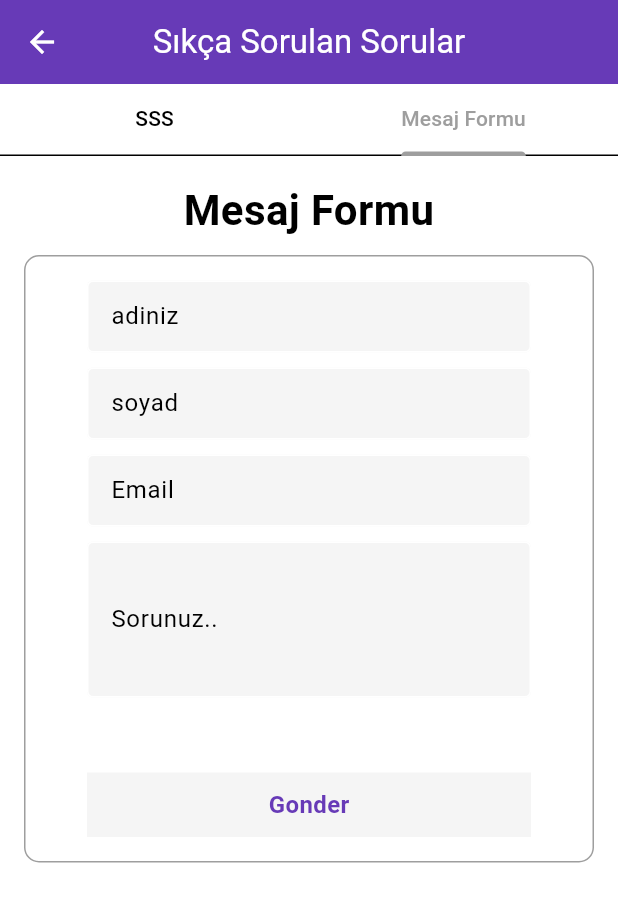
After one commit to emredagyunus/EYA-Bitirme-Projesi, a Flutter app: the FAQPage screen opened directly, tab 2 chosen, on a phone screen of 412 x 824 dp. The commit adds this screen. Shown: the top 902 px of the screen. Run offline on Flutter 3.47's test engine with Material 3 defaults, Android fonts, the phone set to English and light mode, and no system bars; our stand-ins replace animated_bottom_navigation_bar, carousel_slider, cloud_firestore, firebase_auth, firebase_core, firebase_storage and 7 more; accounts and stored records are empty.

Commit message:
update
sss page ve bazi duzeltmeler

```diff
--- a/flutter_application_1/lib/companents/my_textfield.dart
+++ b/flutter_application_1/lib/companents/my_textfield.dart
@@ -47,6 +47,8 @@ class MyTextField extends StatelessWidget {
           ),
           hintText: hintText,
           hintStyle: TextStyle(color: Theme.of(context).colorScheme.primary),
+          labelText: hintText,
+
         ),
         textAlign: textAlign ?? TextAlign.start,
       ),
--- a/flutter_application_1/lib/pages/home_page.dart
+++ b/flutter_application_1/lib/pages/home_page.dart
@@ -1,3 +1,4 @@
+
 import 'package:flutter/material.dart';
 import 'package:cloud_firestore/cloud_firestore.dart';
 import 'package:flutter_application_1/companents/constants.dart';
@@ -5,7 +6,6 @@ import 'package:flutter_application_1/companents/my_image_box.dart';
 import 'package:flutter_application_1/companents/my_drawer.dart';
 import 'package:flutter_application_1/models/complaint.dart';
 import 'package:flutter_application_1/pages/complaint_detay.dart';
-
 
 class HomePage extends StatefulWidget {
   const HomePage({Key? key});
--- a/flutter_application_1/lib/pages/sikayet_3.dart
+++ b/flutter_application_1/lib/pages/sikayet_3.dart
@@ -61,8 +61,8 @@ class _MyLocationPageState extends State<MyLocationPage> {
           'mahalle': mahalle,
           'sokak': sokak,
           'timestamp': FieldValue.serverTimestamp(),
+          'favoritesCount': 0,
         });
-
         // ignore: unused_local_variable
         String docId = docRef.id;
 
--- /dev/null
+++ b/flutter_application_1/lib/pages/sss_page.dart
@@ -0,0 +1,146 @@
+import 'package:flutter/material.dart';
+import 'package:flutter_application_1/companents/my_button.dart';
+import 'package:flutter_application_1/companents/my_textfield.dart';
+
+class FAQPage extends StatefulWidget {
+  @override
+  _FAQPageState createState() => _FAQPageState();
+}
+
+class _FAQPageState extends State<FAQPage> with SingleTickerProviderStateMixin {
+  late TabController _tabController;
+
+  @override
+  void initState() {
+    super.initState();
+    _tabController = TabController(length: 2, vsync: this);
+  }
+
+  @override
+  Widget build(BuildContext context) {
+    return Scaffold(
+      appBar: AppBar(
+        title: Text(
+          'Sıkça Sorulan Sorular',
+          style: TextStyle(color: Colors.white),
+        ),
+        backgroundColor: Colors.deepPurple,
+        iconTheme: IconThemeData(color: Colors.white),
+        centerTitle: true,
+      ),
+      body: Column(
+        crossAxisAlignment: CrossAxisAlignment.stretch,
+        children: [
+          TabBar(
+            controller: _tabController,
+            tabs: [
+              Tab(text: 'SSS'),
+              Tab(text: 'Mesaj Formu'),
+            ],
+          ),
+          Expanded(
+            child: TabBarView(
+              controller: _tabController,
+              children: [
+                FAQSection(),
+                FeedbackForm(),
+              ],
+            ),
+          ),
+        ],
+      ),
+    );
+  }
+}
+
+class FAQSection extends StatelessWidget {
+  @override
+  Widget build(BuildContext context) {
+    return SingleChildScrollView(
+      child: Column(
+        crossAxisAlignment: CrossAxisAlignment.stretch,
+        children: <Widget>[
+          SizedBox(height: 30),
+          ExpansionTile(
+            title: Text('Sorulacak Soru 1'),
+            children: <Widget>[
+              ListTile(
+                title: Text('Cevabı 1'),
+              ),
+            ],
+          ),
+          ExpansionTile(
+            title: Text('Sorulacak Soru 2'),
+            children: <Widget>[
+              ListTile(
+                title: Text('Cevabı 2'),
+              ),
+            ],
+          ),
+        ],
+      ),
+    );
+  }
+}
+
+class FeedbackForm extends StatelessWidget {
+  @override
+  Widget build(BuildContext context) {
+    return Padding(
+      padding: EdgeInsets.all(16.0),
+      child: Column(
+        crossAxisAlignment: CrossAxisAlignment.stretch,
+        children: <Widget>[
+          Text(
+            'Mesaj Formu',
+            style: TextStyle(fontSize: 28, fontWeight: FontWeight.bold),
+            textAlign: TextAlign.center,
+          ),
+          SizedBox(height: 10),
+          Container(
+            padding: EdgeInsets.all(16.0),
+            decoration: BoxDecoration(
+              border: Border.all(color: Colors.grey),
+              borderRadius: BorderRadius.circular(10.0),
+            ),
+            child: Column(
+              crossAxisAlignment: CrossAxisAlignment.stretch,
+              children: <Widget>[
+                MyTextField(
+                  controller: TextEditingController(),
+                  hintText: 'adiniz',
+                  obscureText: false,
+                  icon: Icon(Icons.person),
+                ),
+                SizedBox(height: 10),
+                MyTextField(
+                  controller: TextEditingController(),
+                  hintText: 'soyad',
+                  obscureText: false,
+                  icon: Icon(Icons.person),
+                ),
+                SizedBox(height: 10),
+                MyTextField(
+                  controller: TextEditingController(),
+                  hintText: 'Email',
+                  obscureText: false,
+                  icon: Icon(Icons.person),
+                ),
+                SizedBox(height: 10),
+                MyTextField(
+                  controller: TextEditingController(),
+                  hintText: 'Sorunuz..',
+                  obscureText: false,
+                  maxLines: 4,
+                  icon: Icon(Icons.person),
+                ),
+                SizedBox(height: 50),
+                MyButton(text: "Gonder")
+              ],
+            ),
+          ),
+        ],
+      ),
+    );
+  }
+}
```
Also changed, not shown: flutter_application_1/lib/companents/my_drawer.dart (+11 -2 lines), flutter_application_1/lib/models/complaint.dart (+12 -1 lines), flutter_application_1/lib/pages/complaint_detay.dart (+7 -1 lines), flutter_application_1/lib/services/auth/auth_services.dart (+18 -8 lines).
